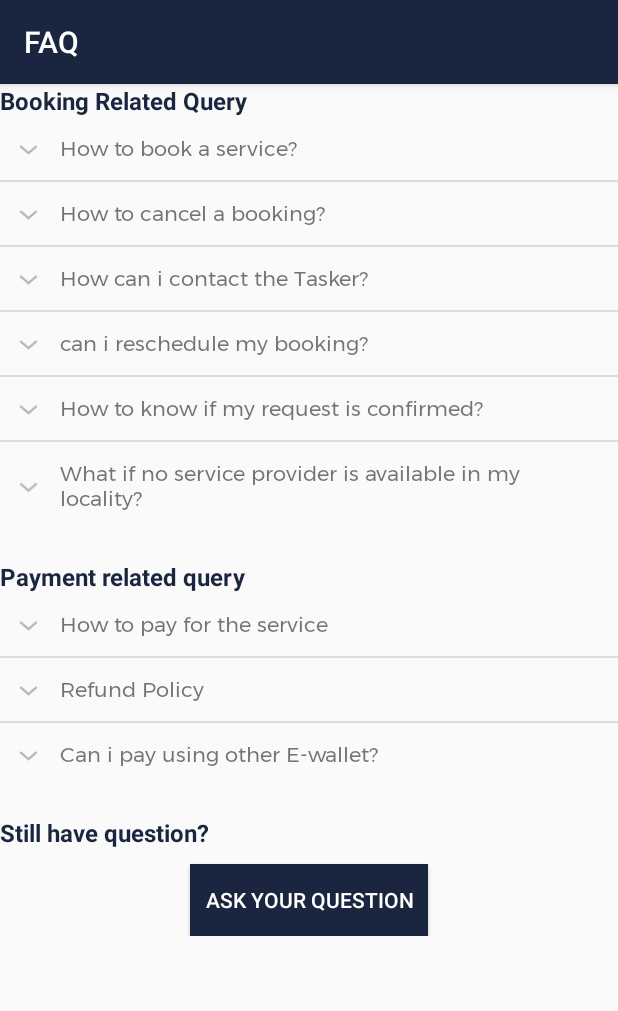
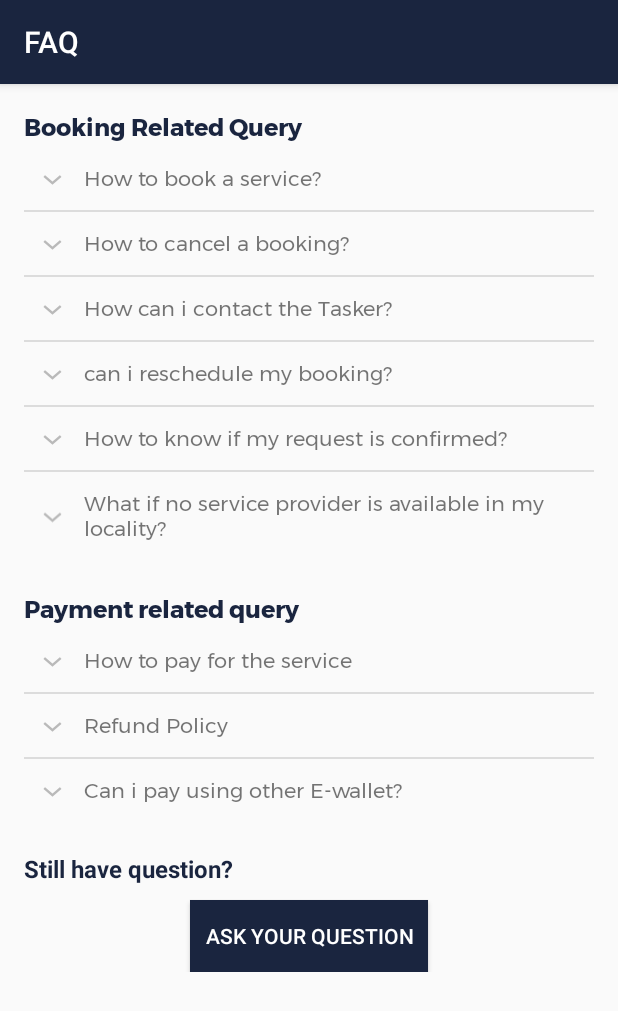
Before and after one commit to parthsw/BookMyChore, an Android app: the Faq_activity screen opened directly, with no data from a screen before it, on a phone screen of 412 x 824 dp. Shown: the top 1011 px of the screen. Run offline under Robolectric (Android 15) with nearby library versions, the phone set to English and light mode, and no system bars; our stand-ins replace Firebase (no records; nobody signed in at launch, a user with empty details on screens opened directly).

Commit message:
Updated README file & minor layout changes

```diff
--- a/app/src/main/java/com/book/chore/data/ChoreServices/ChoreService.kt
+++ b/app/src/main/java/com/book/chore/data/ChoreServices/ChoreService.kt
@@ -1,3 +1,4 @@
 package com.book.chore.data.ChoreServices
 
+// data model for ChoreService
 data class ChoreService(var serviceId: String="", var serviceName: String="", var serviceIcon: String="")
--- a/app/src/main/java/com/book/chore/data/Doer/ChoreDoer.kt
+++ b/app/src/main/java/com/book/chore/data/Doer/ChoreDoer.kt
@@ -1,5 +1,6 @@
 package com.book.chore.data.Doer
 
+// data model for ChoreDoer
 class ChoreDoer(){
     var user_ID: String = ""
     var userDisplayName: String = ""
--- a/app/src/main/java/com/book/chore/data/Doer/Comment.kt
+++ b/app/src/main/java/com/book/chore/data/Doer/Comment.kt
@@ -1,5 +1,6 @@
 package com.book.chore.data.Doer
 
+// data model for Comment
 class Comment{
     var comment: String = ""
     var rating: String = ""
--- a/app/src/main/java/com/book/chore/data/User/ChoreUser.kt
+++ b/app/src/main/java/com/book/chore/data/User/ChoreUser.kt
@@ -1,5 +1,6 @@
 package com.book.chore.data.User
 
+// data model for ChoreUser
 data class ChoreUser(
     var userID: String = "",
     var userDisplayName: String = "",
--- a/app/src/main/java/com/book/chore/data/User/UserBookings.kt
+++ b/app/src/main/java/com/book/chore/data/User/UserBookings.kt
@@ -1,5 +1,6 @@
 package com.book.chore.data.User
 
+// data model for booking
 class UserBookings() {
     var id: String = ""
     var Name: String= ""
--- a/app/src/main/res/layout/activity_help_center.xml
+++ b/app/src/main/res/layout/activity_help_center.xml
@@ -1,81 +1,80 @@
 <?xml version="1.0" encoding="utf-8"?>
 
 
-        <RelativeLayout
+<RelativeLayout xmlns:android="http://schemas.android.com/apk/res/android"
+    android:layout_width="match_parent"
     android:layout_height="wrap_content"
-            android:layout_width="match_parent"
-            xmlns:android="http://schemas.android.com/apk/res/android" >
+    android:layout_margin="16dp">
 
     <TextView
         android:id="@+id/tv0"
         android:layout_width="match_parent"
         android:layout_height="wrap_content"
+        android:fontFamily="@font/montserrat_bold"
         android:text="Booking Related Query"
+        android:textColor="@color/colorAccent"
         android:textSize="16dp"
-                android:textStyle="bold"
-                android:textColor="@color/colorAccent"/>
+        android:textStyle="bold" />
 
-            <ExpandableListView
-                xmlns:android="http://schemas.android.com/apk/res/android"
+    <ExpandableListView xmlns:android="http://schemas.android.com/apk/res/android"
         xmlns:app="http://schemas.android.com/apk/res-auto"
+        xmlns:tools="http://schemas.android.com/tools"
         android:id="@+id/expandableview"
-                android:layout_below="@+id/tv0"
-                xmlns:tools="http://schemas.android.com/tools"
         android:layout_width="match_parent"
         android:layout_height="wrap_content"
-                tools:context=".ui.home.help.Faq_activity">
-            </ExpandableListView>
+        android:layout_below="@+id/tv0"
+        tools:context=".ui.home.help.Faq_activity"></ExpandableListView>
 
     <TextView
         android:id="@+id/tv1"
-                    android:layout_below="@+id/expandableview"
         android:layout_width="match_parent"
         android:layout_height="wrap_content"
+        android:layout_below="@+id/expandableview"
+        android:layout_marginTop="20dp"
+        android:fontFamily="@font/montserrat_bold"
         android:text="Payment related query"
+        android:textColor="@color/colorAccent"
         android:textSize="16dp"
-                    android:layout_marginTop="20dp"
-                    android:textStyle="bold"
-                    android:textColor="@color/colorAccent"
-                   />
-                <ExpandableListView
-                    xmlns:android="http://schemas.android.com/apk/res/android"
+        android:textStyle="bold" />
+
+    <ExpandableListView xmlns:android="http://schemas.android.com/apk/res/android"
         xmlns:app="http://schemas.android.com/apk/res-auto"
+        xmlns:tools="http://schemas.android.com/tools"
         android:id="@+id/expandableview0"
-                    android:layout_below="@+id/tv1"
-                    xmlns:tools="http://schemas.android.com/tools"
         android:layout_width="match_parent"
         android:layout_height="wrap_content"
-                    tools:context=".ui.home.help.Faq_activity">
-                </ExpandableListView>
+        android:layout_below="@+id/tv1"
+        tools:context=".ui.home.help.Faq_activity"></ExpandableListView>
 
     <TextView
         android:id="@+id/tv02"
         android:layout_width="match_parent"
         android:layout_height="wrap_content"
         android:layout_below="@+id/expandableview0"
+        android:layout_marginTop="20dp"
         android:text="Still have question?"
+        android:textColor="@color/colorAccent"
         android:textSize="16dp"
-                    android:textStyle="bold"
-                    android:layout_marginTop="20dp"
-                    android:textColor="@color/colorAccent"
-                    />
+        android:textStyle="bold" />
+
     <EditText
         android:id="@+id/ed_user_question"
         android:layout_width="0dp"
         android:layout_height="0dp"
         android:layout_marginTop="10dp"
-                />
+        android:fontFamily="@font/montserrat_bold" />
+
     <Button
         android:id="@+id/btn_submit_question"
         android:layout_width="wrap_content"
         android:layout_height="wrap_content"
-                    android:text="Ask your question"
-                    android:textSize="14dp"
-                    android:padding="10dp"
         android:layout_below="@+id/tv02"
         android:layout_centerHorizontal="true"
+        android:layout_marginTop="10dp"
         android:background="@color/colorAccent"
+        android:padding="10dp"
+        android:text="Ask your question"
         android:textColor="#ffffff"
-                    android:layout_marginTop="10dp"/>
+        android:textSize="14dp" />
 
 </RelativeLayout>
--- a/app/src/main/res/layout/fragment_home.xml
+++ b/app/src/main/res/layout/fragment_home.xml
@@ -23,7 +23,8 @@
                     android:layout_width="match_parent"
                     android:layout_height="wrap_content"
                     android:text="@string/book_my_chore"
-                    android:textSize="20sp" />
+                    android:textSize="20sp"
+                    app:fontFamily="@font/montserrat" />
 
                 <androidx.appcompat.widget.AppCompatImageView
                     android:id="@+id/imgProfilePicHome"
--- a/app/src/main/res/layout/service_frag_conf_page.xml
+++ b/app/src/main/res/layout/service_frag_conf_page.xml
@@ -11,6 +11,7 @@
         android:layout_width="wrap_content"
         android:layout_height="wrap_content"
         android:layout_marginBottom="40dp"
+        android:fontFamily="@font/montserrat_bold"
         android:text="Confirm Booking"
         app:layout_constraintBottom_toBottomOf="parent"
         app:layout_constraintEnd_toEndOf="parent"
@@ -23,6 +24,7 @@
         android:layout_height="wrap_content"
         android:layout_marginStart="20dp"
         android:layout_marginBottom="75dp"
+        android:fontFamily="@font/montserrat"
         android:text="Total Bill"
         app:layout_constraintBottom_toTopOf="@+id/button"
         app:layout_constraintStart_toStartOf="parent" />
@@ -33,6 +35,7 @@
         android:layout_height="wrap_content"
         android:layout_marginEnd="20dp"
         android:layout_marginBottom="75dp"
+        android:fontFamily="@font/montserrat"
         android:text="tBill"
         app:layout_constraintBottom_toTopOf="@+id/button"
         app:layout_constraintEnd_toEndOf="parent" />
@@ -43,6 +46,7 @@
         android:layout_height="wrap_content"
         android:layout_marginStart="20dp"
         android:layout_marginBottom="25dp"
+        android:fontFamily="@font/montserrat"
         android:text="TextView"
         app:layout_constraintBottom_toTopOf="@+id/textView"
         app:layout_constraintStart_toStartOf="parent" />
@@ -53,6 +57,7 @@
         android:layout_height="wrap_content"
         android:layout_marginEnd="20dp"
         android:layout_marginBottom="25dp"
+        android:fontFamily="@font/montserrat"
         android:text="TextView"
         app:layout_constraintBottom_toTopOf="@+id/textView2"
         app:layout_constraintEnd_toEndOf="parent" />
@@ -63,6 +68,7 @@
         android:layout_height="wrap_content"
         android:layout_marginStart="32dp"
         android:layout_marginTop="64dp"
+        android:fontFamily="@font/montserrat"
         android:text="textView_date"
         app:layout_constraintStart_toStartOf="parent"
         app:layout_constraintTop_toTopOf="parent" />
--- a/app/src/main/res/layout/task_doer_details.xml
+++ b/app/src/main/res/layout/task_doer_details.xml
@@ -35,6 +35,7 @@
             android:layout_marginTop="10dp"
             android:layout_marginEnd="198dp"
             android:layout_marginBottom="50dp"
+            android:fontFamily="@font/montserrat_bold"
             android:gravity="start"
             android:text="Name"
             android:textAlignment="textStart"
@@ -52,8 +53,9 @@
             android:layout_width="wrap_content"
             android:layout_height="wrap_content"
             android:layout_marginTop="15dp"
+            android:drawableStart="@drawable/star"
+            android:fontFamily="@font/montserrat"
             android:text="4.5"
-            android:drawableStart="@drawable/star"
             app:layout_constraintEnd_toEndOf="parent"
             app:layout_constraintHorizontal_bias="0.5"
             app:layout_constraintStart_toEndOf="@+id/hourlyRate"
@@ -64,6 +66,7 @@
             android:layout_width="wrap_content"
             android:layout_height="wrap_content"
             android:layout_marginTop="15dp"
+            android:fontFamily="@font/montserrat"
             android:text="Rate"
             android:textSize="@dimen/font_size_l"
             app:layout_constraintEnd_toStartOf="@+id/rating"
@@ -76,6 +79,7 @@
             android:layout_width="250dp"
             android:layout_height="fill_parent"
             android:layout_marginTop="15dp"
+            android:fontFamily="@font/montserrat"
             android:gravity="left"
             android:lines="4"
             android:maxLines="4"
--- a/app/src/main/res/values/strings.xml
+++ b/app/src/main/res/values/strings.xml
@@ -67,7 +67,7 @@ form of an android smartphone application</string>
     <string name="no_bookings_found">No Bookings Found!</string>
     <string name="profileimg">profileimg</string>
     <string name="name">name</string>
-    <string name="_4_5">4.5</string>
+    <string name="_4_5"> 4.5</string>
     <string name="date">date</string>
     <string name="servicename">servicename</string>
     <string name="hourlyrate">hourlyrate</string>
--- a/build.gradle
+++ b/build.gradle
@@ -8,7 +8,7 @@ buildscript {
 
     }
     dependencies {
-        classpath 'com.android.tools.build:gradle:3.6.1'
+        classpath 'com.android.tools.build:gradle:3.6.2'
         classpath "org.jetbrains.kotlin:kotlin-gradle-plugin:$kotlin_version"
         classpath 'com.google.gms:google-services:4.3.3'
     }
```
Also changed, not shown: app/src/main/res/layout/bookingscardview.xml (+7 -1 lines), app/src/main/res/layout/dialog_ask_que.xml (+10 -8 lines), app/src/main/res/layout/dialog_rating.xml (+10 -6 lines), app/src/main/res/layout/fragment_bookings.xml (+6 -4 lines), app/src/main/res/layout/fragment_help.xml (+28 -17 lines), app/src/main/res/layout/viewholder_chore_service.xml (+13 -7 lines), 1 other file. Lines whose indentation alone changed are shown as unchanged.
